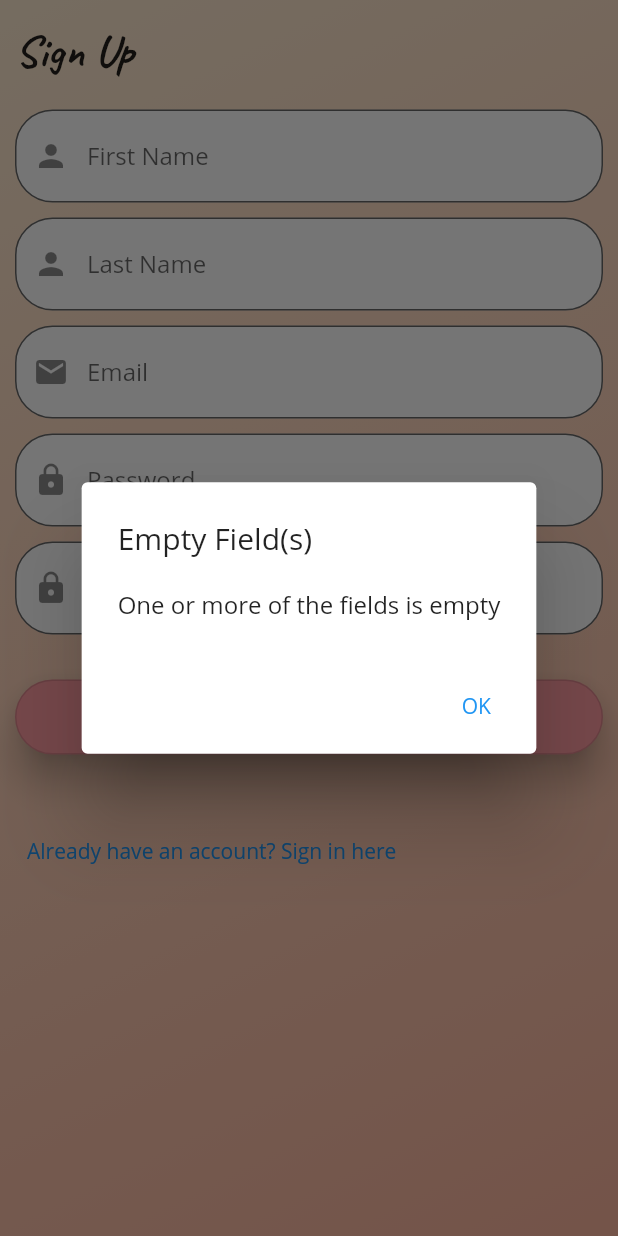
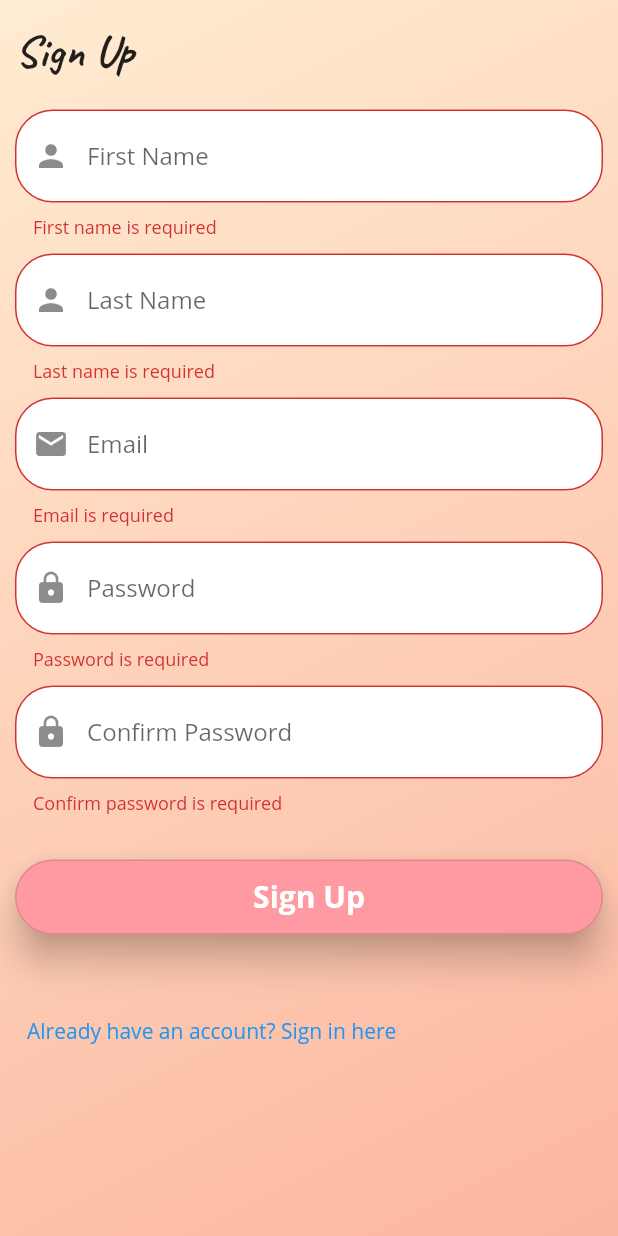
Before and after one commit to squach28/whats_the_tea, a Flutter app: the SignUpPage screen opened directly, after a tap on "Sign Up", on a phone screen of 412 x 824 dp. Run offline on Flutter 3.47's test engine with Material 2 defaults, Android fonts, the phone set to English and light mode, and no system bars; our stand-ins replace cloud_firestore, firebase_auth, firebase_core; accounts and stored records are empty.

Commit message:
changed sign up page to a form

```diff
--- a/lib/main.dart
+++ b/lib/main.dart
@@ -23,7 +23,8 @@ class MyApp extends StatelessWidget {
         fontFamily: 'OpenSans',
       ),
       home:
-          FirebaseAuth.instance.currentUser != null ? HomePage() : SignInPage(),
+        FirebaseAuth.instance.currentUser != null ? HomePage() : SignInPage(),
+
     );
   }
 }
--- a/lib/view/sign_up.dart
+++ b/lib/view/sign_up.dart
@@ -15,6 +15,7 @@ class SignUpPage extends StatefulWidget {
 }
 
 class SignUpPageState extends State<SignUpPage> {
+  final formKey = GlobalKey<FormState>();
   final firstNameController = TextEditingController();
   final lastNameController = TextEditingController();
   final emailController = TextEditingController();
@@ -230,14 +231,22 @@ class SignUpPageState extends State<SignUpPage> {
                     fontFamily: 'Caveat'),
               ),
             ),
-            Column(children: <Widget>[
+            Form(
+                key: formKey,
+                child: Column(children: <Widget>[
                   Theme(
-                data: Theme.of(context)
-                    .copyWith(primaryColor: Color.fromARGB(255, 46, 25, 118)),
-                child: TextField(
+                    data: Theme.of(context).copyWith(
+                        primaryColor: Color.fromARGB(255, 46, 25, 118)),
+                    child: TextFormField(
                       // first name text field
                       textCapitalization: TextCapitalization.sentences,
                       controller: firstNameController,
+                      validator: (value) {
+                        if (value.isEmpty) {
+                          return 'First name is required';
+                        }
+                        return null;
+                      },
                       decoration: InputDecoration(
                         fillColor: Colors.white,
                         filled: true,
@@ -250,19 +259,26 @@ class SignUpPageState extends State<SignUpPage> {
                         focusedBorder: OutlineInputBorder(
                           borderRadius: BorderRadius.circular(25.0),
                           borderSide: BorderSide(
-                          color: Color.fromARGB(255, 46, 25, 118), width: 2.0),
+                              color: Color.fromARGB(255, 46, 25, 118),
+                              width: 2.0),
                         ),
                       ),
                     ),
                   ),
                   SizedBox(height: 10.0),
                   Theme(
-                data: Theme.of(context)
-                    .copyWith(primaryColor: Color.fromARGB(255, 46, 25, 118)),
-                child: TextField(
+                    data: Theme.of(context).copyWith(
+                        primaryColor: Color.fromARGB(255, 46, 25, 118)),
+                    child: TextFormField(
                       // last name text field
                       textCapitalization: TextCapitalization.sentences,
                       controller: lastNameController,
+                      validator: (value) {
+                        if (value.isEmpty) {
+                          return 'Last name is required';
+                        }
+                        return null;
+                      },
                       decoration: InputDecoration(
                         fillColor: Colors.white,
                         filled: true,
@@ -275,18 +291,28 @@ class SignUpPageState extends State<SignUpPage> {
                         focusedBorder: OutlineInputBorder(
                           borderRadius: BorderRadius.circular(25.0),
                           borderSide: BorderSide(
-                          color: Color.fromARGB(255, 46, 25, 118), width: 2.0),
+                              color: Color.fromARGB(255, 46, 25, 118),
+                              width: 2.0),
                         ),
                       ),
                     ),
                   ),
                   SizedBox(height: 10.0),
                   Theme(
-                data: Theme.of(context)
-                    .copyWith(primaryColor: Color.fromARGB(255, 46, 25, 118)),
-                child: TextField(
+                    data: Theme.of(context).copyWith(
+                        primaryColor: Color.fromARGB(255, 46, 25, 118)),
+                    child: TextFormField(
                       // email text field
                       controller: emailController,
+                      validator: (value) {
+                        if (value.isEmpty) {
+                          return 'Email is required';
+                        }
+                        if (!validateEmail(value)) {
+                          return 'Please enter a valid email';
+                        }
+                        return null;
+                      },
                       decoration: InputDecoration(
                         fillColor: Colors.white,
                         filled: true,
@@ -299,18 +325,28 @@ class SignUpPageState extends State<SignUpPage> {
                         focusedBorder: OutlineInputBorder(
                           borderRadius: BorderRadius.circular(25.0),
                           borderSide: BorderSide(
-                          color: Color.fromARGB(255, 46, 25, 118), width: 2.0),
+                              color: Color.fromARGB(255, 46, 25, 118),
+                              width: 2.0),
                         ),
                       ),
                     ),
                   ),
                   SizedBox(height: 10.0),
                   Theme(
-                data: Theme.of(context)
-                    .copyWith(primaryColor: Color.fromARGB(255, 46, 25, 118)),
-                child: TextField(
+                    data: Theme.of(context).copyWith(
+                        primaryColor: Color.fromARGB(255, 46, 25, 118)),
+                    child: TextFormField(
                       // password text field
                       controller: passwordController,
+                      validator: (value) {
+                        if (value.isEmpty) {
+                          return 'Password is required';
+                        }
+                        if (value.length < 6) {
+                          return 'Password must be 6 characters or longer';
+                        }
+                        return null;
+                      },
                       decoration: InputDecoration(
                         fillColor: Colors.white,
                         filled: true,
@@ -323,7 +359,8 @@ class SignUpPageState extends State<SignUpPage> {
                         focusedBorder: OutlineInputBorder(
                           borderRadius: BorderRadius.circular(25.0),
                           borderSide: BorderSide(
-                          color: Color.fromARGB(255, 46, 25, 118), width: 2.0),
+                              color: Color.fromARGB(255, 46, 25, 118),
+                              width: 2.0),
                         ),
                       ),
                       obscureText: true,
@@ -331,11 +368,20 @@ class SignUpPageState extends State<SignUpPage> {
                   ),
                   SizedBox(height: 10.0),
                   Theme(
-                data: Theme.of(context)
-                    .copyWith(primaryColor: Color.fromARGB(255, 46, 25, 118)),
-                child: TextField(
+                    data: Theme.of(context).copyWith(
+                        primaryColor: Color.fromARGB(255, 46, 25, 118)),
+                    child: TextFormField(
                       // confirm password text field
                       controller: confirmPasswordController,
+                      validator: (value) {
+                        if (value.isEmpty) {
+                          return 'Confirm password is required';
+                        }
+                        if (value != passwordController.text.trim()) {
+                          return 'Passwords do not match';
+                        }
+                        return null;
+                      },
                       decoration: InputDecoration(
                         fillColor: Colors.white,
                         filled: true,
@@ -348,13 +394,14 @@ class SignUpPageState extends State<SignUpPage> {
                         focusedBorder: OutlineInputBorder(
                           borderRadius: BorderRadius.circular(25.0),
                           borderSide: BorderSide(
-                          color: Color.fromARGB(255, 46, 25, 118), width: 2.0),
+                              color: Color.fromARGB(255, 46, 25, 118),
+                              width: 2.0),
                         ),
                       ),
                       obscureText: true,
                     ),
                   ),
-            ]),
+                ])),
             SizedBox(height: 30.0),
             SizedBox(
               width: double.infinity,
@@ -378,6 +425,7 @@ class SignUpPageState extends State<SignUpPage> {
                             borderRadius: new BorderRadius.circular(25.0))),
                   ),
                   onPressed: () async {
+                    if (formKey.currentState.validate()) {
                       bool signUpSuccess = await signUp();
                       if (signUpSuccess) {
                         Navigator.pushReplacement(
@@ -385,7 +433,8 @@ class SignUpPageState extends State<SignUpPage> {
                             MaterialPageRoute(
                                 builder: (BuildContext context) => HomePage()));
                       }
-                  }),
+                    }
+                  }), // end of onPressed
             ),
             SizedBox(height: 40.0),
             TextButton(
--- a/pubspec.yaml
+++ b/pubspec.yaml
@@ -26,7 +26,6 @@ dependencies:
   firebase_core: '^0.7.0'
   firebase_auth: '^0.20.0+1'
   cloud_firestore: '^0.16.0'
-  scrollable_positioned_list: ^0.1.10
 
 
   # The following adds the Cupertino Icons font to your application.
@@ -49,8 +48,6 @@ flutter:
   uses-material-design: true
 
   # To add assets to your application, add an assets section, like this:
-  assets:
-      - assets/tyler.jpg
   #   - images/a_dot_ham.jpeg
 
   # An image asset can refer to one or more resolution-specific "variants", see
```
Also changed, not shown: pubspec.lock. Lines whose indentation alone changed are shown as unchanged.
